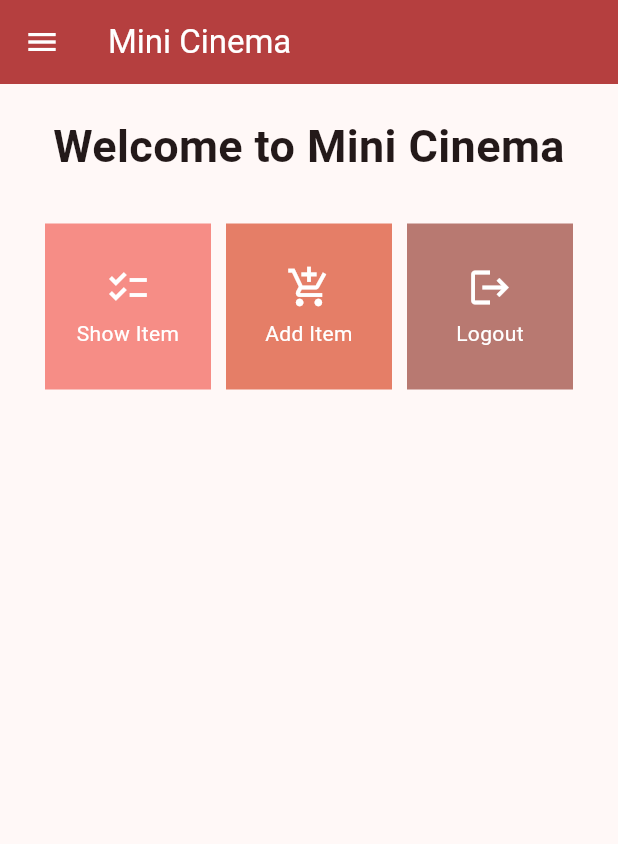
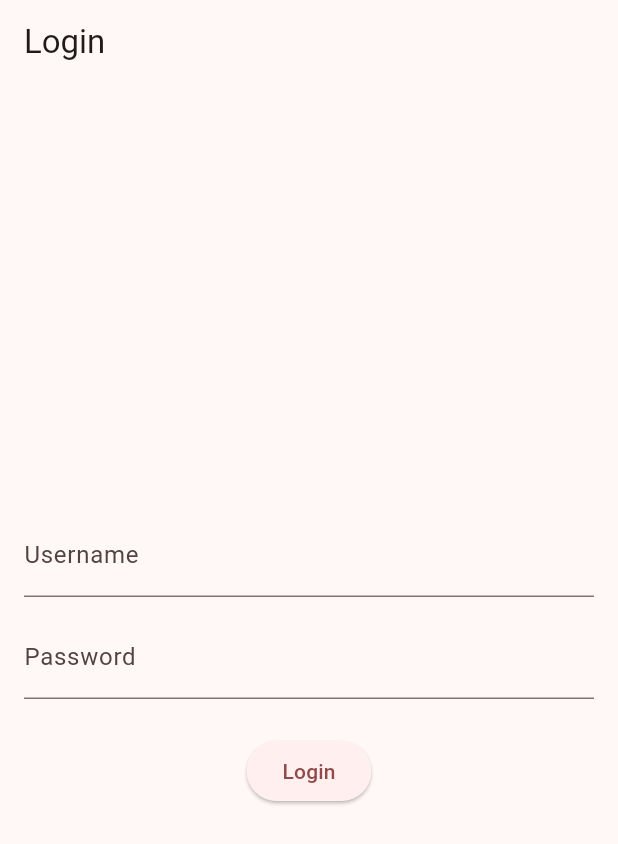
Before and after one commit to FarahAuraR/mini-cinema, a Flutter app: the screen it shows after launch, on a phone screen of 412 x 824 dp. Shown: the top 844 px of the screen. Run offline on Flutter 3.47's test engine with Material 2 defaults, Android fonts, the phone set to English and light mode, and no system bars; missing offline and left inert: pbp_django_auth.

Commit message:
draft tugas 9

```diff
--- a/lib/main.dart
+++ b/lib/main.dart
@@ -1,22 +1,31 @@
+import 'package:mini_cinema/screens/login.dart';
 import 'package:mini_cinema/screens/menu.dart';
 import 'package:flutter/material.dart';
+import 'package:pbp_django_auth/pbp_django_auth.dart';
+import 'package:provider/provider.dart';
 
 void main() {
   runApp(const MyApp());
 }
 
+
 class MyApp extends StatelessWidget {
-  const MyApp({super.key});
+    const MyApp({Key? key}) : super(key: key);
 
     @override
     Widget build(BuildContext context) {
-    return MaterialApp(
-      title: 'Flutter Demo',
+        return Provider(
+            create: (_) {
+                CookieRequest request = CookieRequest();
+                return request;
+            },
+            child: MaterialApp(
+                title: 'Flutter App',
                 theme: ThemeData(
                     colorScheme: ColorScheme.fromSeed(seedColor: const Color.fromARGB(255, 182, 82, 82)),
                     useMaterial3: true,
                 ),
-      home: MyHomePage()
+                home: LoginPage()),
         );
     }
 }
--- /dev/null
+++ b/lib/screens/login.dart
@@ -0,0 +1,114 @@
+import 'package:mini_cinema/screens/menu.dart';
+import 'package:flutter/material.dart';
+import 'package:pbp_django_auth/pbp_django_auth.dart';
+import 'package:provider/provider.dart';
+
+void main() {
+    runApp(const LoginApp());
+}
+
+class LoginApp extends StatelessWidget {
+const LoginApp({super.key});
+
+@override
+Widget build(BuildContext context) {
+    return MaterialApp(
+        title: 'Login',
+        theme: ThemeData(
+            primarySwatch: Colors.blue,
+    ),
+    home: const LoginPage(),
+    );
+    }
+}
+
+class LoginPage extends StatefulWidget {
+    const LoginPage({super.key});
+
+    @override
+    _LoginPageState createState() => _LoginPageState();
+}
+
+class _LoginPageState extends State<LoginPage> {
+    final TextEditingController _usernameController = TextEditingController();
+    final TextEditingController _passwordController = TextEditingController();
+
+    @override
+    Widget build(BuildContext context) {
+        final request = context.watch<CookieRequest>();
+        return Scaffold(
+            appBar: AppBar(
+                title: const Text('Login'),
+            ),
+            body: Container(
+                padding: const EdgeInsets.all(16.0),
+                child: Column(
+                    mainAxisAlignment: MainAxisAlignment.center,
+                    children: [
+                        TextField(
+                            controller: _usernameController,
+                            decoration: const InputDecoration(
+                                labelText: 'Username',
+                            ),
+                        ),
+                        const SizedBox(height: 12.0),
+                        TextField(
+                            controller: _passwordController,
+                            decoration: const InputDecoration(
+                                labelText: 'Password',
+                            ),
+                            obscureText: true,
+                        ),
+                        const SizedBox(height: 24.0),
+                        ElevatedButton(
+                            onPressed: () async {
+                                String username = _usernameController.text;
+                                String password = _passwordController.text;
+
+                                // Cek kredensial
+                                // TODO: Ganti URL dan jangan lupa tambahkan trailing slash (/) di akhir URL!
+                                // Untuk menyambungkan Android emulator dengan Django pada localhost,
+                                // gunakan URL http://10.0.2.2/
+                                final response = await request.login("https://farah-aura-tugas.pbp.cs.ui.ac.id/auth/login/", {
+                                'username': username,
+                                'password': password,
+                                });
+
+                                if (request.loggedIn) {
+                                    String message = response['message'];
+                                    String uname = response['username'];
+                                    Navigator.pushReplacement(
+                                        context,
+                                        MaterialPageRoute(builder: (context) => MyHomePage()),
+                                    );
+                                    ScaffoldMessenger.of(context)
+                                        ..hideCurrentSnackBar()
+                                        ..showSnackBar(
+                                            SnackBar(content: Text("$message Selamat datang, $uname.")));
+                                    } else {
+                                    showDialog(
+                                        context: context,
+                                        builder: (context) => AlertDialog(
+                                            title: const Text('Login Gagal'),
+                                            content:
+                                                Text(response['message']),
+                                            actions: [
+                                                TextButton(
+                                                    child: const Text('OK'),
+                                                    onPressed: () {
+                                                        Navigator.pop(context);
+                                                    },
+                                                ),
+                                            ],
+                                        ),
+                                    );
+                                }
+                            },
+                            child: const Text('Login'),
+                        ),
+                    ],
+                ),
+            ),
+        );
+    }
+}
--- a/pubspec.yaml
+++ b/pubspec.yaml
@@ -35,6 +35,9 @@ dependencies:
   # The following adds the Cupertino Icons font to your application.
   # Use with the CupertinoIcons class for iOS style icons.
   cupertino_icons: ^1.0.2
+  provider: ^6.1.1
+  pbp_django_auth: ^0.4.0
+  http: ^1.1.0
 
 dev_dependencies:
   flutter_test:
```
Also changed, not shown: lib/models/item.dart (added, +65 -0 lines), lib/screens/list_item.dart (added, +91 -0 lines), lib/screens/minicinema_form.dart (+35 -43 lines), lib/screens/minicinema_show.dart (deleted, +0 -39 lines), lib/widgets/left_drawer.dart (+4 -5 lines), lib/widgets/minicinema_card.dart (+31 -18 lines), pubspec.lock, 8 other files. Lines whose indentation alone changed are shown as unchanged.
